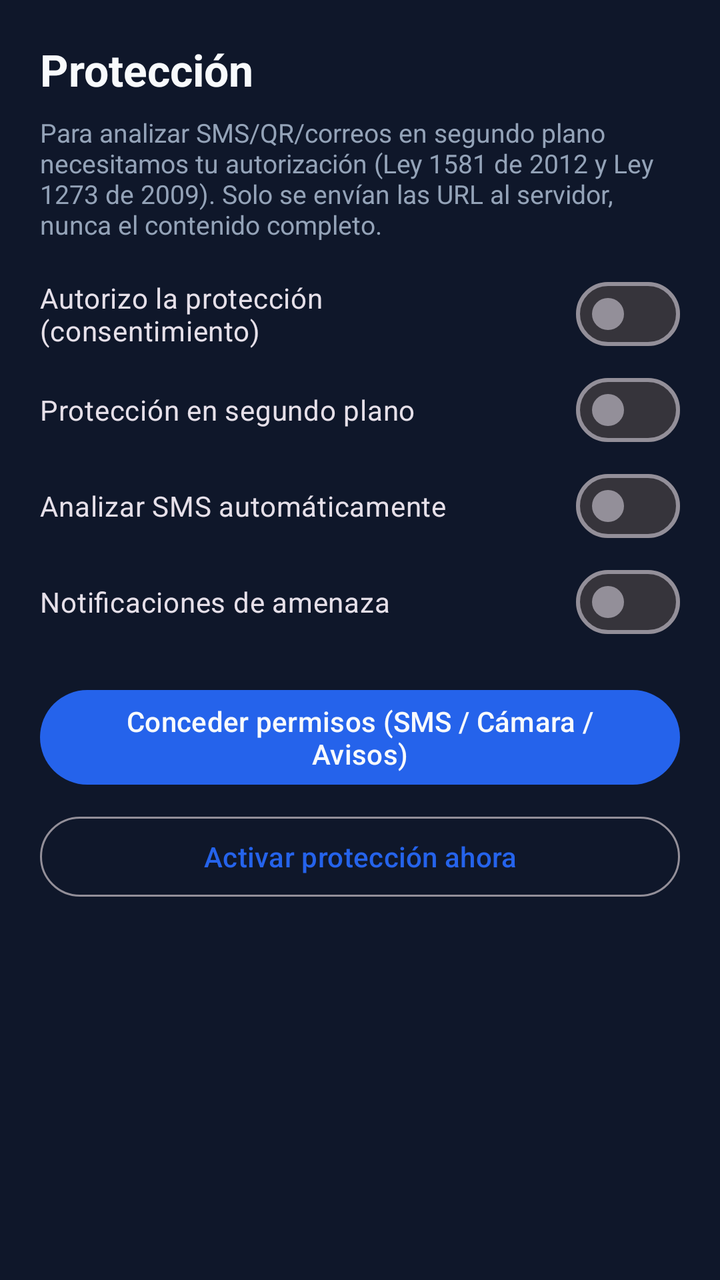
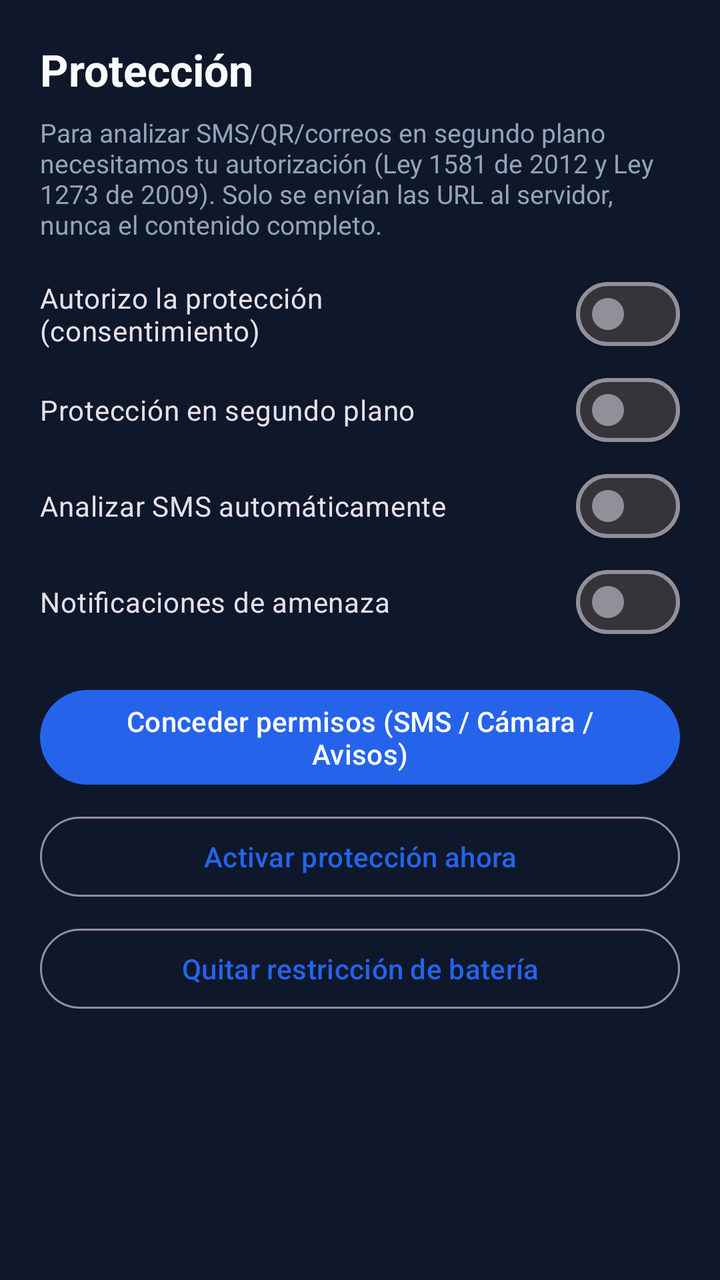

An Android layout rendered at two revisions. The XML below is the earlier revision; the diff shows what the commit changed to produce the second picture.
<!-- AndroidManifest.xml: application theme Theme.Phishware -->
<!-- res/layout/fragment_settings.xml -->
<?xml version="1.0" encoding="utf-8"?>
<ScrollView xmlns:android="http://schemas.android.com/apk/res/android"
    android:layout_width="match_parent"
    android:layout_height="match_parent"
    android:fillViewport="true">
    <LinearLayout
        android:layout_width="match_parent"
        android:layout_height="wrap_content"
        android:orientation="vertical"
        android:padding="20dp">
        <TextView
            android:layout_width="wrap_content"
            android:layout_height="wrap_content"
            android:text="Protección"
            android:textColor="@color/text_primary"
            android:textSize="22sp"
            android:textStyle="bold" />
        <TextView
            android:id="@+id/tvConsent"
            android:layout_width="match_parent"
            android:layout_height="wrap_content"
            android:layout_marginTop="8dp"
            android:textColor="@color/text_secondary"
            android:textSize="13sp"
            android:text="Para analizar SMS/QR/correos en segundo plano necesitamos tu autorización (Ley 1581 de 2012 y Ley 1273 de 2009). Solo se envían las URL al servidor, nunca el contenido completo." />
        <com.google.android.material.materialswitch.MaterialSwitch
            android:id="@+id/swConsent"
            android:layout_width="match_parent"
            android:layout_height="wrap_content"
            android:layout_marginTop="12dp"
            android:text="Autorizo la protección (consentimiento)" />
        <com.google.android.material.materialswitch.MaterialSwitch
            android:id="@+id/swGuard"
            android:layout_width="match_parent"
            android:layout_height="wrap_content"
            android:text="Protección en segundo plano" />
        <com.google.android.material.materialswitch.MaterialSwitch
            android:id="@+id/swSms"
            android:layout_width="match_parent"
            android:layout_height="wrap_content"
            android:text="Analizar SMS automáticamente" />
        <com.google.android.material.materialswitch.MaterialSwitch
            android:id="@+id/swNotif"
            android:layout_width="match_parent"
            android:layout_height="wrap_content"
            android:text="Notificaciones de amenaza" />
        <com.google.android.material.button.MaterialButton
            android:id="@+id/btnPermissions"
            android:layout_width="match_parent"
            android:layout_height="wrap_content"
            android:layout_marginTop="16dp"
            android:text="Conceder permisos (SMS / Cámara / Avisos)" />
        <com.google.android.material.button.MaterialButton
            android:id="@+id/btnStart"
            style="@style/Widget.Material3.Button.OutlinedButton"
            android:layout_width="match_parent"
            android:layout_height="wrap_content"
            android:layout_marginTop="8dp"
            android:text="Activar protección ahora" />
        <TextView
            android:id="@+id/tvStatus"
            android:layout_width="match_parent"
            android:layout_height="wrap_content"
            android:layout_marginTop="12dp"
            android:textColor="@color/text_secondary"
            android:textSize="13sp" />
    </LinearLayout>
</ScrollView>
<!-- resources referenced by this layout -->
<resources>
  <color name="text_primary">#F8FAFC</color>
  <color name="text_secondary">#94A3B8</color>
  <style name="Theme.Phishware" parent="Theme.Material3.Dark.NoActionBar">
          <item name="colorPrimary">@color/primary_blue</item>
          <item name="colorPrimaryDark">@color/primary_dark</item>
          <item name="colorOnPrimary">@color/text_primary</item>
          <item name="colorSecondary">@color/success_green</item>
          <item name="colorOnSecondary">@color/background_dark</item>
          <item name="android:colorBackground">@color/background_dark</item>
          <item name="colorSurface">@color/surface_dark</item>
          <item name="colorOnSurface">@color/text_primary</item>
          <item name="colorOnSurfaceVariant">@color/text_secondary</item>
          <item name="colorError">@color/danger_red</item>
          <item name="android:statusBarColor">@color/background_dark</item>
          <item name="android:navigationBarColor">@color/background_dark</item>
      </style>
  <color name="primary_blue">#2563EB</color>
  <color name="primary_dark">#1D4ED8</color>
  <color name="success_green">#16A34A</color>
  <color name="background_dark">#0F172A</color>
  <color name="surface_dark">#1E293B</color>
  <color name="danger_red">#DC2626</color>
</resources>

<!-- the commit's change to res/layout/fragment_settings.xml (unified diff, before → after) -->
@@ -57,6 +57,13 @@
             android:layout_height="wrap_content"
             android:layout_marginTop="8dp"
             android:text="Activar protección ahora" />
+        <com.google.android.material.button.MaterialButton
+            android:id="@+id/btnBattery"
+            style="@style/Widget.Material3.Button.OutlinedButton"
+            android:layout_width="match_parent"
+            android:layout_height="wrap_content"
+            android:layout_marginTop="8dp"
+            android:text="Quitar restricción de batería" />
         <TextView
             android:id="@+id/tvStatus"
             android:layout_width="match_parent"
